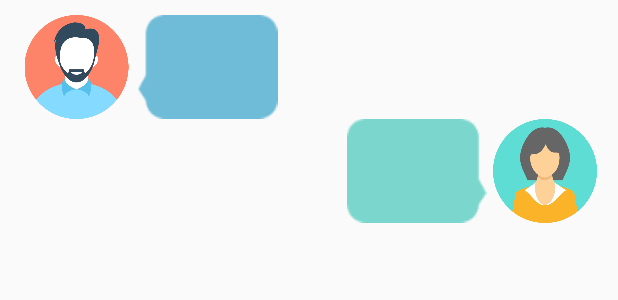
After one commit to qqsusu/INTALK1, an Android app: the layout chat.xml on its own in the app's theme, with its tools: preview values and no code run, on a phone screen of 412 x 824 dp. The commit adds this screen. Shown: the top 300 px of the screen. Run offline under Robolectric (Android 15) with nearby library versions, the phone set to English and light mode, and no system bars.

Commit message:
add new style chatroom

```diff
--- a/app/src/main/AndroidManifest.xml
+++ b/app/src/main/AndroidManifest.xml
@@ -13,6 +13,7 @@
         android:theme="@style/AppTheme">
         <activity android:name=".register_pic_choose"></activity>
         <activity android:name=".ChatActivity" />
+        <activity android:name=".Chat"/>
         <activity android:name=".Profile_change" />
         <activity android:name=".HobbyActivity">
             <intent-filter>
--- /dev/null
+++ b/app/src/main/res/layout/chat.xml
@@ -0,0 +1,67 @@
+<?xml version="1.0" encoding="utf-8"?>
+<LinearLayout xmlns:android="http://schemas.android.com/apk/res/android"
+    android:layout_width="match_parent"
+    android:layout_height="match_parent"
+    android:orientation="vertical"
+    android:padding="10dp">
+
+    <LinearLayout
+        android:layout_width="wrap_content"
+        android:layout_height="wrap_content"
+        android:orientation="horizontal">
+
+        <ImageView
+            android:id="@+id/head_left"
+            android:layout_width="82dp"
+            android:layout_height="match_parent"
+            android:layout_gravity="left"
+            android:src="@drawable/head1"
+            />
+
+        <LinearLayout
+            android:id="@+id/left_layout"
+            android:layout_height="wrap_content"
+            android:layout_width="wrap_content"
+            android:layout_gravity="left"
+            android:background="@drawable/chat_msg1">
+
+            <TextView
+                android:id="@+id/left_msg"
+                android:layout_width="wrap_content"
+                android:layout_height="wrap_content"
+                android:layout_gravity="center"
+                android:layout_margin="10dp"
+                android:textColor="#fff"/>
+        </LinearLayout>
+    </LinearLayout>
+
+    <LinearLayout
+        android:layout_width="wrap_content"
+        android:layout_height="wrap_content"
+        android:layout_gravity="right"
+        android:orientation="horizontal">
+
+        <LinearLayout
+            android:id="@+id/right_layout"
+            android:layout_height="wrap_content"
+            android:layout_width="wrap_content"
+            android:layout_gravity="right"
+            android:background="@drawable/chat_msg2">
+
+            <TextView
+                android:id="@+id/right_msg"
+                android:layout_width="wrap_content"
+                android:layout_height="wrap_content"
+                android:layout_gravity="center"
+                android:layout_margin="10dp"/>
+
+        </LinearLayout>
+
+        <ImageView
+            android:id="@+id/head_right"
+            android:layout_width="77dp"
+            android:layout_height="match_parent"
+            android:src="@drawable/head2"/>
+    </LinearLayout>
+
+</LinearLayout>
```
Also changed, not shown: app/src/main/java/com/example/italk/Chat.java (added, +240 -0 lines), app/src/main/java/com/example/italk/HobbyActivity.java (+10 -10 lines), app/src/main/java/com/example/italk/Msg.java (added, +21 -0 lines), app/src/main/java/com/example/italk/MsgAdapter.java (added, +70 -0 lines), app/src/main/res/layout/msg_item.xml (added, +36 -0 lines), app/src/main/res/drawable/chat_msg1.9.png (added), app/src/main/res/drawable/chat_msg2.9.png (added), app/src/main/res/drawable/head1.png (added), app/src/main/res/drawable/head2.png (added).
